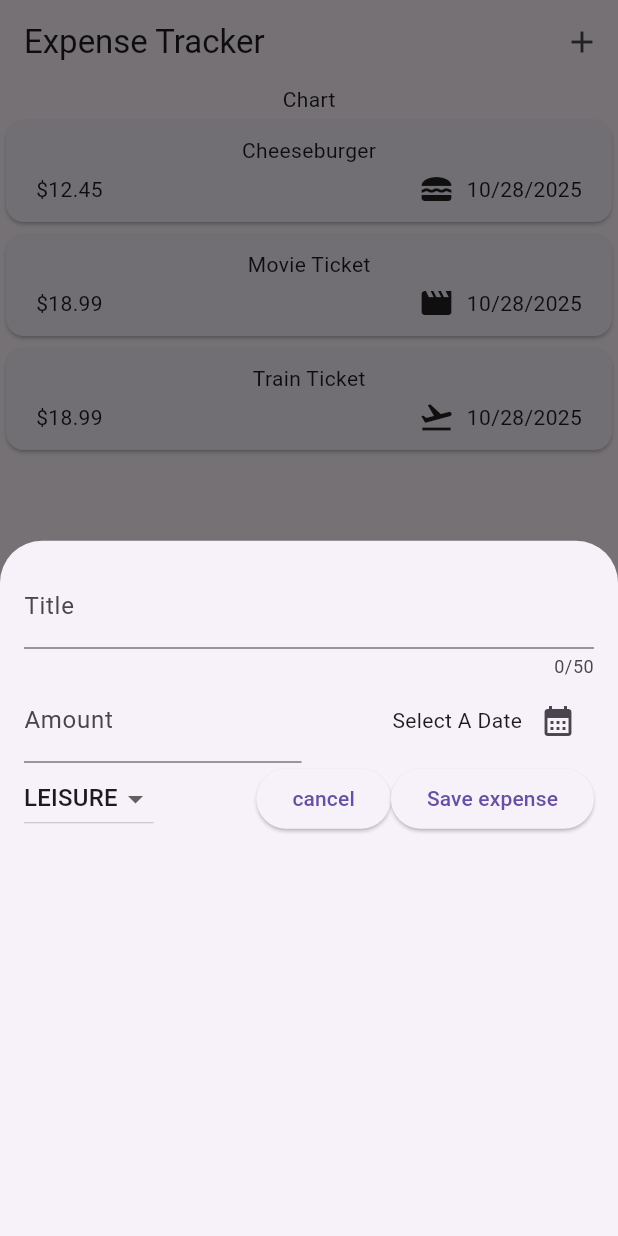
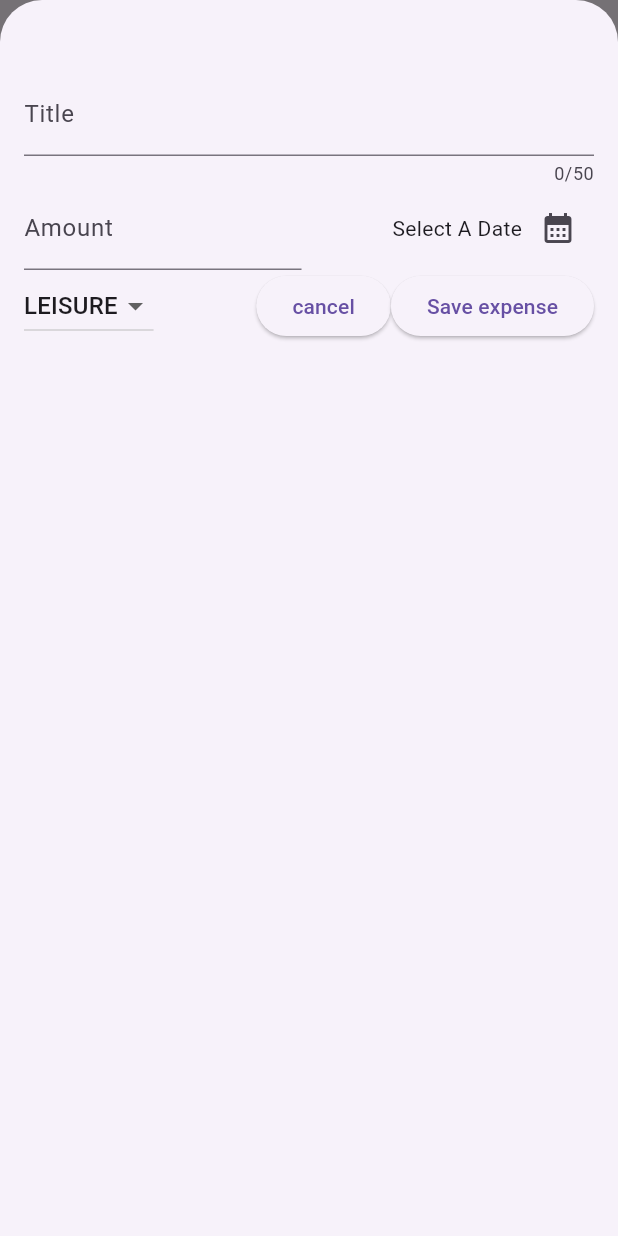
Before and after one commit to HammadM48/expense_tracker, a Flutter app: the screen it shows after launch, after a tap on the "add" icon, on a phone screen of 412 x 824 dp. Run offline on Flutter 3.47's test engine with Material 3 defaults, Android fonts, the phone set to English and light mode, and no system bars.

Commit message:
Add Expense Logic Finished

```diff
--- a/lib/expenses.dart
+++ b/lib/expenses.dart
@@ -13,10 +13,19 @@ class Expenses extends StatefulWidget{
 
 class _ExpensesState extends State<Expenses> {
   void _openAddExpenseOverlay() {
-    showModalBottomSheet(context: context,
-      builder: (ctx) => NewExpense());
+    showModalBottomSheet(
+      context: context,
+      builder: (ctx) => NewExpense(onAddExpense: _addExpense,),
+      isScrollControlled: true,
+    );
   }
 
+  void _addExpense(Expense expense)
+  {
+    setState((){
+      _registeredExpenses.add(expense);
+    });
+  }
   final List<Expense> _registeredExpenses = [
     Expense(
     title: "Cheeseburger",
--- a/lib/new_expense.dart
+++ b/lib/new_expense.dart
@@ -5,7 +5,8 @@ import 'package:intl/intl.dart';
 final formatter = DateFormat.yMd();
 
 class NewExpense extends StatefulWidget {
-  const NewExpense({super.key});
+  const NewExpense({super.key, required this.onAddExpense});
+  final void Function(Expense expense) onAddExpense;
 
   State<NewExpense> createState() {
     return _NewExpenseState();
@@ -29,7 +30,8 @@ void _submitExpenseData() {
     final enteredAmount = double.tryParse(_amountController.text);
     final amountIsInvalid = enteredAmount == null || enteredAmount <= 0;
     if (_titleController.text.trim().isEmpty ||
-        amountIsInvalid || _selectedDate == null) //run when an error happsns
+        amountIsInvalid ||
+        _selectedDate == null) //run when an error happsns
     {
       showDialog(
         context: context,
@@ -43,13 +45,22 @@ void _submitExpenseData() {
               onPressed: () {
                 Navigator.pop(ctx);
               },
-            child: const Text("Okay!"),
+              child: const Text("Okay!"),
             ),
           ],
         ),
       );
       return;
     }
+    widget.onAddExpense(
+      Expense(
+        title: _titleController.text,
+        amount: enteredAmount,
+        date: _selectedDate!,
+        category: _selectedCategory,
+      ),
+    );
+    Navigator.pop(context);
   }
 
   void _presentDatePicker() async{
@@ -69,7 +80,7 @@ void _submitExpenseData() {
   @override
   Widget build(BuildContext) {
     return Padding(
-      padding: EdgeInsets.all(16),
+      padding: EdgeInsets.fromLTRB(16, 48, 16, 16),
       child: Column(
         children: [
           TextField(
```
